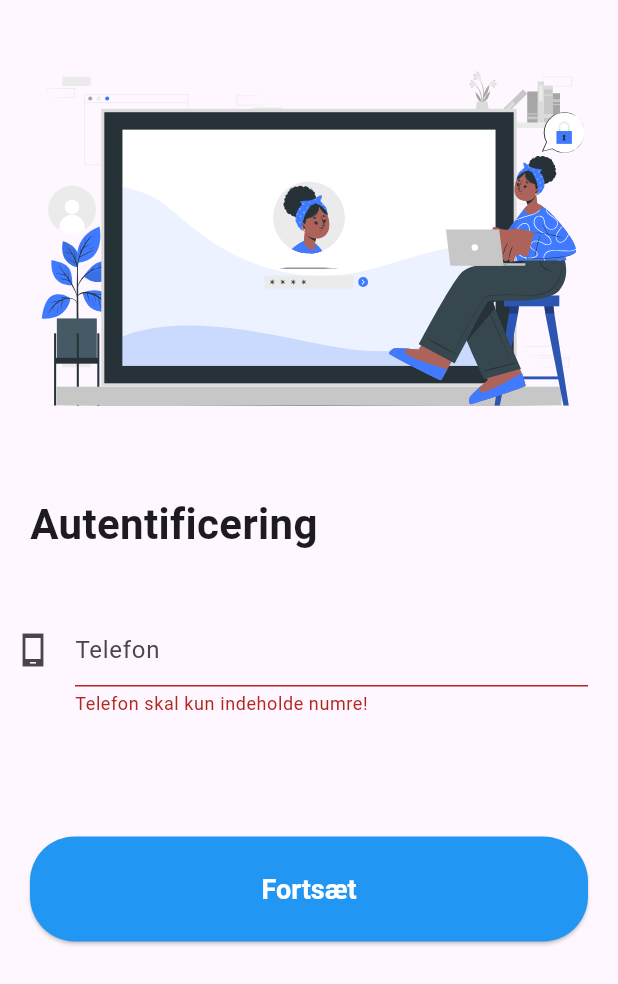
After one commit to Heidelbergg/hjemladapp, a Flutter app: the SignupPageOTP screen opened directly, after a tap on "Fortsæt", on a phone screen of 412 x 824 dp. The commit adds this screen. Shown: the top 984 px of the screen. Run offline on Flutter 3.47's test engine with Material 2 defaults, Android fonts, the phone set to English and light mode, and no system bars; our stand-ins replace flutter_spinkit, flutter_svg, geolocator, google_maps_flutter, introduction_screen, page_transition and 1 more.

Commit message:
Signup process init (email/password + phone OTP)

```diff
--- /dev/null
+++ b/lib/authentication/createuser.dart
@@ -0,0 +1,15 @@
+import 'package:flutter/material.dart';
+
+class CreateUserPage extends StatefulWidget {
+  const CreateUserPage({Key? key}) : super(key: key);
+
+  @override
+  State<CreateUserPage> createState() => _CreateUserPageState();
+}
+
+class _CreateUserPageState extends State<CreateUserPage> {
+  @override
+  Widget build(BuildContext context) {
+    return Scaffold();
+  }
+}
--- /dev/null
+++ b/lib/authentication/otpAuth.dart
@@ -0,0 +1,15 @@
+import 'package:flutter/material.dart';
+
+class OTPAuthPage extends StatefulWidget {
+  const OTPAuthPage({Key? key}) : super(key: key);
+
+  @override
+  State<OTPAuthPage> createState() => _OTPAuthPageState();
+}
+
+class _OTPAuthPageState extends State<OTPAuthPage> {
+  @override
+  Widget build(BuildContext context) {
+    return Scaffold();
+  }
+}
--- a/lib/authentication/signup.dart
+++ /dev/null
@@ -1,15 +0,0 @@
-import 'package:flutter/material.dart';
-
-class SignupPage extends StatefulWidget {
-  const SignupPage({Key? key}) : super(key: key);
-
-  @override
-  State<SignupPage> createState() => _SignupPageState();
-}
-
-class _SignupPageState extends State<SignupPage> {
-  @override
-  Widget build(BuildContext context) {
-    return Scaffold();
-  }
-}
--- /dev/null
+++ b/lib/authentication/verifyPhone.dart
@@ -0,0 +1,80 @@
+import 'package:flutter/material.dart';
+import 'package:flutter_svg/flutter_svg.dart';
+import 'package:hjemladapp/authentication/otpAuth.dart';
+import 'package:page_transition/page_transition.dart';
+import 'package:validators/validators.dart';
+
+
+class SignupPageOTP extends StatefulWidget {
+  const SignupPageOTP({Key? key}) : super(key: key);
+
+  @override
+  State<SignupPageOTP> createState() => _SignupPageState();
+}
+
+class _SignupPageState extends State<SignupPageOTP> {
+  final phoneController = TextEditingController();
+  final otpController = TextEditingController();
+  final GlobalKey<FormState> _otpKey = GlobalKey<FormState>();
+  bool validPhone = false;
+
+  String? validatePhone(String? number){
+    if (isNumeric(number!) == false || number == "" || number.isEmpty){
+      return "Telefon skal kun indeholde numre!";
+    } else if (number.length < 8 || number.length > 8){
+      return "Nummeret skal være 8 cifre langt!";
+    } else {
+      validPhone = true;
+    }
+  }
+
+  @override
+  Widget build(BuildContext context) {
+    return Scaffold(
+      body: ListView(
+          shrinkWrap: true,
+          physics: ClampingScrollPhysics(),
+          children: [
+            SizedBox(
+              height: MediaQuery.of(context).size.height / 2.5,
+                child: SvgPicture.asset('assets/Computer login-cuate.svg',)),
+            Container(
+              alignment: Alignment.centerLeft,
+              padding: EdgeInsets.only(left: 20),
+              child: Text("Autentificering", style: TextStyle(fontSize: 28, fontWeight: FontWeight.bold),),
+            ),
+            Form(
+              key: _otpKey,
+              child: Column(
+                children: [
+                  Container(
+                      padding: EdgeInsets.only(left: 10, right: 20, top: 40),
+                      child: TextFormField(validator: validatePhone, controller: phoneController, decoration: const InputDecoration(icon: Icon(Icons.phone_android_sharp), hintText: "Telefon", hintMaxLines: 10,),)),
+                 Container(
+                        padding: EdgeInsets.only(top: 80, left: 20, right: 20, bottom: 20),
+                        child: ElevatedButton(
+                          onPressed: () {
+                            if (_otpKey.currentState!.validate()){
+                              /// Navigate to OTP page where user input code from SMS
+                              Navigator.push(context, PageTransition(type: PageTransitionType.rightToLeftWithFade, child: OTPAuthPage()));
+                            }
+                          },
+                          style: ElevatedButton.styleFrom(
+                            textStyle: const TextStyle(fontSize: 16),
+                            primary: Colors.blue,
+                            minimumSize: const Size.fromHeight(70),
+                            shape: RoundedRectangleBorder(
+                              borderRadius: BorderRadius.circular(30),
+                            ),
+                          ),
+                          child: Text("Fortsæt", style: TextStyle(color: Colors.white, fontWeight: FontWeight.bold, fontSize: 18),),
+                        ),
+                    ),
+                ],
+              ),
+            ),
+          ],
+        ),
+    );
+  }
+}
--- a/lib/onboarding/onboarding.dart
+++ b/lib/onboarding/onboarding.dart
@@ -1,7 +1,9 @@
 import 'package:flutter/material.dart';
 import 'package:flutter_svg/flutter_svg.dart';
+import 'package:hjemladapp/authentication/verifyPhone.dart';
 import 'package:hjemladapp/home/homepage.dart';
 import 'package:introduction_screen/introduction_screen.dart';
+import 'package:page_transition/page_transition.dart';
 
 class OnboardingScreen extends StatefulWidget {
   const OnboardingScreen({Key? key}) : super(key: key);
@@ -63,7 +65,7 @@ class _OnboardingScreenState extends State<OnboardingScreen> {
             ),
           ],
           onDone: (){
-            Navigator.pushReplacement(context, MaterialPageRoute(builder: (context) => const MyHomePage()));
+            Navigator.pushReplacement(context, PageTransition(type: PageTransitionType.rightToLeftWithFade, child: SignupPageOTP()));
           },
         ),
       ),
--- a/pubspec.yaml
+++ b/pubspec.yaml
@@ -37,6 +37,8 @@ dependencies:
   font_awesome_flutter: ^10.1.0
   flutter_spinkit: ^5.1.0
   fluttertoast: ^8.0.9
+  validators: ^3.0.0
+  page_transition: ^2.0.9
 
   #Firebase
   firebase_auth: ^3.3.20
```
Also changed, not shown: assets/Computer login-cuate.svg (added), pubspec.lock, 3 other files.
